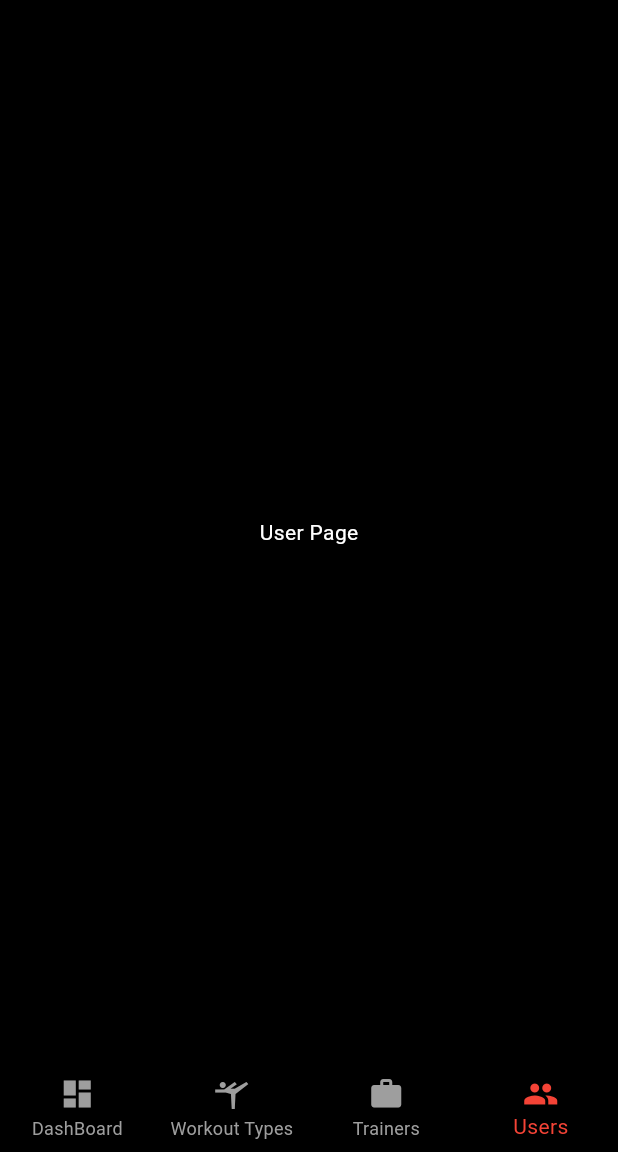
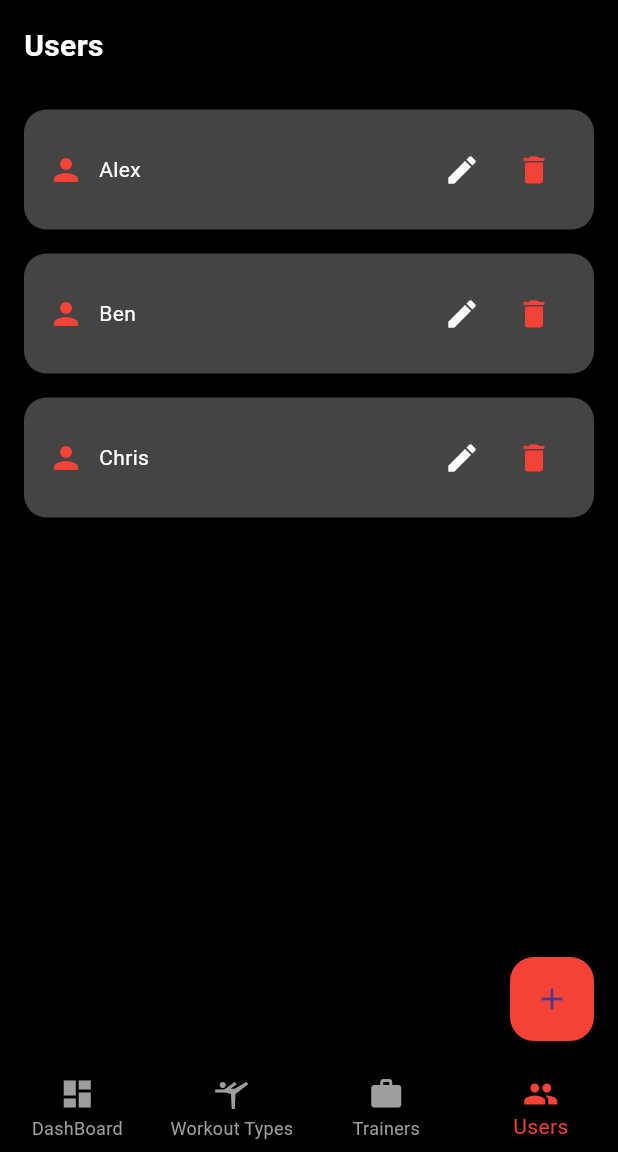
Before and after one commit to leealvin676/lockinApp, a Flutter app: the AdminDashBoard screen opened directly, item 4 of the bottom bar chosen, on a phone screen of 412 x 824 dp, the part 84-1236 px from its top. Run offline on Flutter 3.47's test engine with Material 3 defaults, Android fonts, the phone set to English and light mode, and no system bars; missing offline and left inert: dart:ffi.

Commit message:
new user page

```diff
--- a/lib/screen/admin/admin_dashboard.dart
+++ b/lib/screen/admin/admin_dashboard.dart
@@ -1,7 +1,7 @@
 import "package:flutter/material.dart";
 import 'package:lockinapp/screen/admin/workout/workout_page.dart';
 import 'package:lockinapp/screen/admin/trainer/trainer_page.dart';
-
+import 'package:lockinapp/screen/admin/user/users_page.dart';
 class AdminDashBoard extends StatefulWidget {
   const AdminDashBoard({super.key});
 
@@ -30,9 +30,7 @@ class _AdminDashBoardState extends State<AdminDashBoard> {
     _mainBody(),
     WorkoutPage(),
     TrainerPage(),
-    Center(
-      child: Text('User Page', style: TextStyle(color: Colors.white)),
-    ),
+    UserPage(),
   ];
 }
 
--- a/lib/screen/admin/user/users_page.dart
+++ b/lib/screen/admin/user/users_page.dart
@@ -0,0 +1,171 @@
+import 'package:flutter/material.dart';
+
+class UserPage extends StatefulWidget {
+  const UserPage({super.key});
+
+  @override
+  State<UserPage> createState() => _UserPageState();
+}
+
+class _UserPageState extends State<UserPage> {
+
+  List<Map<String, dynamic>> users = [
+    {'name': 'Alex'},
+    {'name': 'Ben'},
+    {'name': 'Chris'},
+  ];
+
+  @override
+  Widget build(BuildContext context) {
+    return Scaffold(
+      backgroundColor: Colors.black,
+
+      body: Padding(
+        padding: EdgeInsets.all(16),
+
+        child: Column(
+          crossAxisAlignment: CrossAxisAlignment.start,
+          children: [
+
+            Text(
+              'Users',
+              style: TextStyle(
+                color: Colors.white,
+                fontSize: 20,
+                fontWeight: FontWeight.bold,
+              ),
+            ),
+
+            SizedBox(height: 20),
+
+            Expanded(
+              child: ListView.builder(
+                itemCount: users.length,
+                itemBuilder: (context, index) {
+
+                  final user = users[index];
+
+                  return Container(
+                    margin: EdgeInsets.symmetric(vertical: 8),
+                    padding: EdgeInsets.all(16),
+                    decoration: BoxDecoration(
+                      color: Color(0xFF444444),
+                      borderRadius: BorderRadius.circular(15),
+                    ),
+
+                    child: Row(
+                      children: [
+
+                        Icon(Icons.person, color: Colors.red),
+
+                        SizedBox(width: 10),
+
+                        Expanded(
+                          child: Text(
+                            user['name'],
+                            style: TextStyle(color: Colors.white),
+                          ),
+                        ),
+
+
+                        IconButton(
+                          icon: Icon(Icons.edit, color: Colors.white),
+                          onPressed: () => _editUser(index),
+                        ),
+
+                        // 🗑 Delete
+                        IconButton(
+                          icon: Icon(Icons.delete, color: Colors.red),
+                          onPressed: () => _deleteUser(index),
+                        ),
+                      ],
+                    ),
+                  );
+                },
+              ),
+            ),
+          ],
+        ),
+      ),
+
+      floatingActionButton: FloatingActionButton(
+        backgroundColor: Colors.red,
+        onPressed: _addUser,
+        child: Icon(Icons.add),
+      ),
+    );
+  }
+
+
+  void _addUser() {
+    TextEditingController controller = TextEditingController();
+
+    showDialog(
+      context: context,
+      builder: (context) {
+        return AlertDialog(
+          title: Text('Add User'),
+          content: TextField(
+            controller: controller,
+            decoration: InputDecoration(hintText: 'Enter name'),
+          ),
+          actions: [
+            TextButton(
+              onPressed: () => Navigator.pop(context),
+              child: Text('Cancel'),
+            ),
+            ElevatedButton(
+              onPressed: () {
+                setState(() {
+                  users.add({'name': controller.text});
+                });
+                Navigator.pop(context);
+              },
+              child: Text('Add'),
+            ),
+          ],
+        );
+      },
+    );
+  }
+
+
+  void _editUser(int index) {
+    TextEditingController controller =
+    TextEditingController(text: users[index]['name']);
+
+    showDialog(
+      context: context,
+      builder: (context) {
+        return AlertDialog(
+          title: Text('Edit User'),
+          content: TextField(
+            controller: controller,
+          ),
+          actions: [
+            TextButton(
+              onPressed: () => Navigator.pop(context),
+              child: Text('Cancel'),
+            ),
+            ElevatedButton(
+              onPressed: () {
+                setState(() {
+                  users[index]['name'] = controller.text;
+                });
+                Navigator.pop(context);
+              },
+              child: Text('Save'),
+            ),
+          ],
+        );
+      },
+    );
+  }
+
+
+  void _deleteUser(int index) {
+    setState(() {
+      users.removeAt(index);
+    });
+  }
+}
```
